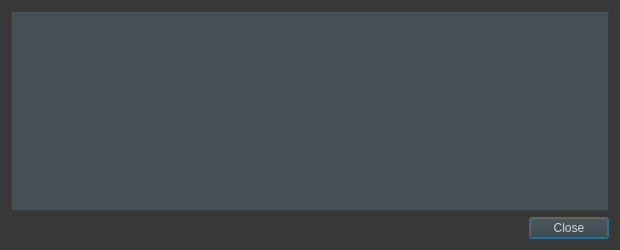
The window that src/qt/forms/transactiondescdialog.ui (NewCapital/TWINS-Core) describes before a commit, drawn with Qt 5.
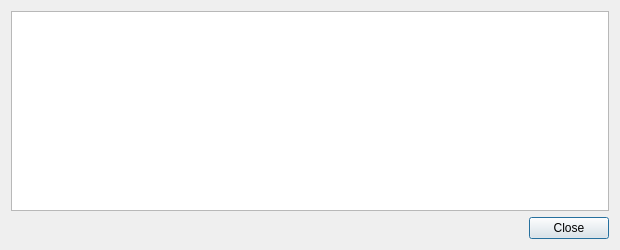
The same window after the commit.

The edit to the form file:
```diff
--- a/src/qt/forms/transactiondescdialog.ui
+++ b/src/qt/forms/transactiondescdialog.ui
@@ -13,20 +13,12 @@
   <property name="windowTitle">
    <string>Transaction details</string>
   </property>
-  <property name="styleSheet">
-   <string notr="true">background-color:rgb(56, 56, 56);
-color:rgb(211, 215, 207);</string>
-  </property>
   <layout class="QVBoxLayout" name="verticalLayout">
    <item>
     <widget class="QTextEdit" name="detailText">
      <property name="toolTip">
       <string>This pane shows a detailed description of the transaction</string>
      </property>
-     <property name="styleSheet">
-      <string notr="true">background-color:rgb(70, 81, 86);
-color:rgb(211, 215, 207);</string>
-     </property>
      <property name="readOnly">
       <bool>true</bool>
      </property>
```
